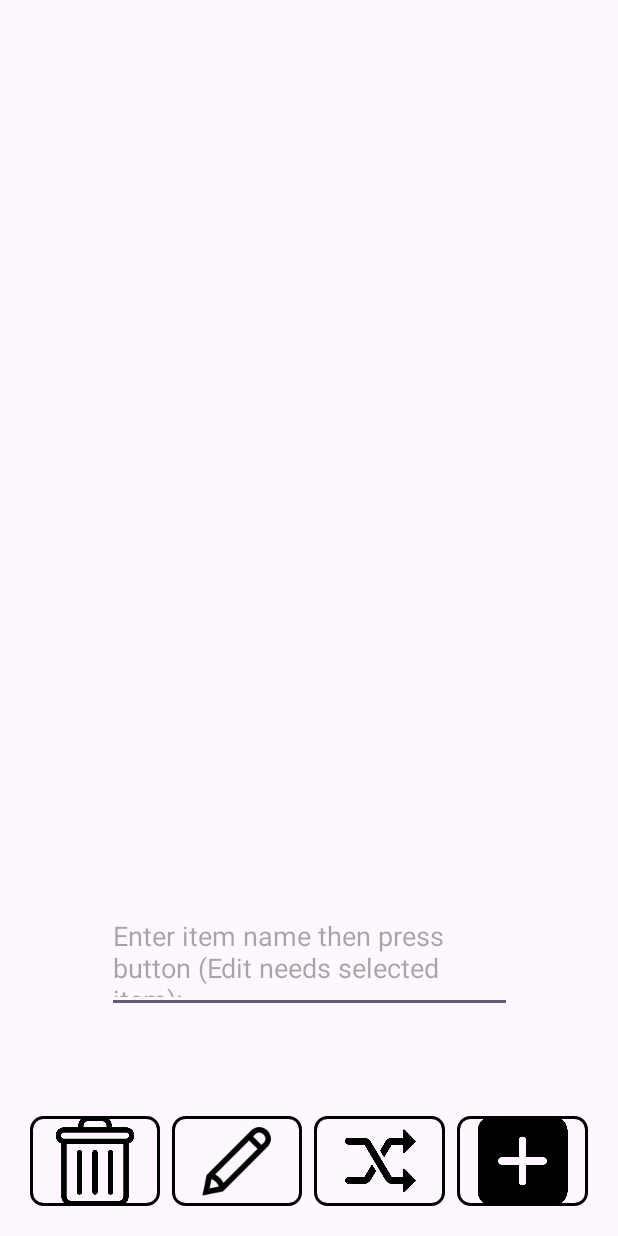
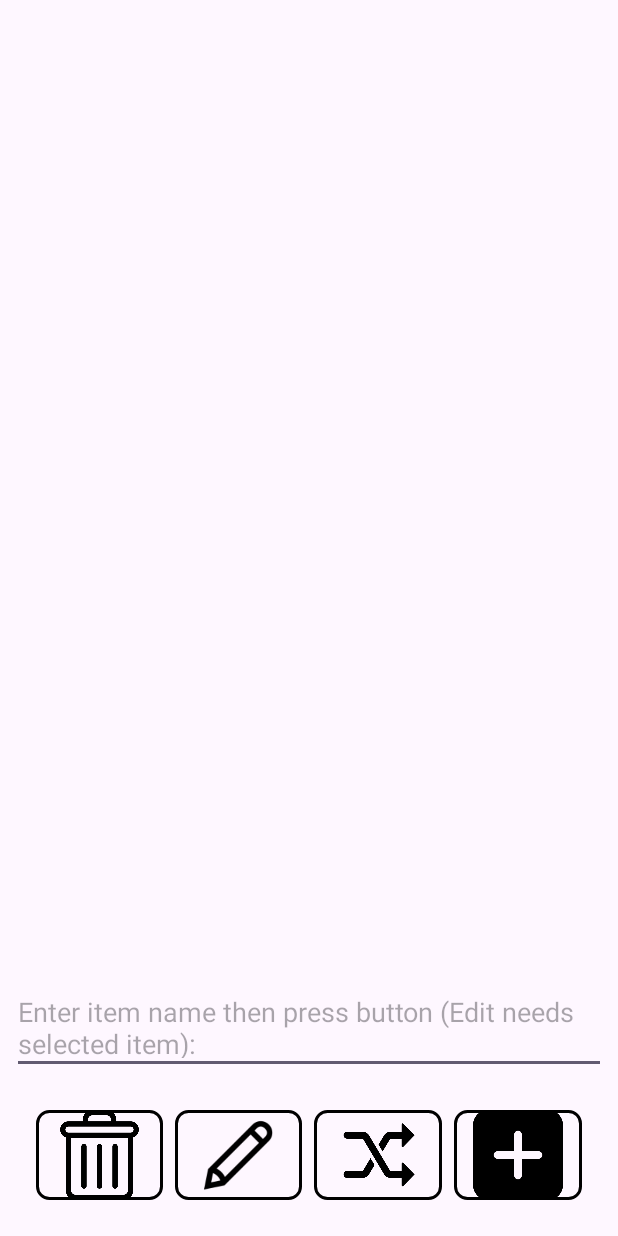
Before and after one commit to ramonm316/4350-Project, an Android app: the screen it shows after launch (MainActivity), on a phone screen of 412 x 824 dp. Run offline under Robolectric (Android 15) with nearby library versions, the phone set to English and light mode, and no system bars.

Commit message:
Edited some layouts and images for app

```diff
--- a/ListRandom/app/src/main/res/layout/activity_main.xml
+++ b/ListRandom/app/src/main/res/layout/activity_main.xml
@@ -8,30 +8,32 @@
     android:layout_height="match_parent"
     tools:context=".MainActivity">
 
-
-    <EditText
-        android:id="@+id/idEdtItemName"
-        android:layout_width="270dp"
-        android:layout_height="74dp"
-        android:layout_margin="4dp"
-        android:layout_marginStart="40dp"
-        android:layout_marginEnd="137dp"
-        android:layout_marginBottom="3dp"
-        android:hint="@string/enter_item_name_to_add_or_remove_in_list"
-        app:layout_constraintBottom_toTopOf="@+id/bottom_nav_container"
-        app:layout_constraintEnd_toEndOf="parent"
-        app:layout_constraintStart_toStartOf="parent"
-        app:layout_constraintTop_toBottomOf="@+id/listvew" />
-    <!-- Bottom navigation container holding the buttons -->
+    <!-- Navigation container which now arranges children vertically -->
     <LinearLayout
-        android:id="@+id/bottom_nav_container"
+        android:id="@+id/top_nav_container"
         android:layout_width="0dp"
-        android:layout_height="100dp"
-        android:orientation="horizontal"
-        android:padding="16dp"
+        android:layout_height="wrap_content"
+        android:orientation="vertical"
+        android:padding="4dp"
         app:layout_constraintBottom_toBottomOf="parent"
         app:layout_constraintStart_toStartOf="parent"
         app:layout_constraintEnd_toEndOf="parent">
+
+        <!-- EditText on top -->
+        <EditText
+            android:id="@+id/idEdtItemName"
+            android:layout_width="match_parent"
+            android:layout_height="64dp"
+            android:layout_margin="4dp"
+            android:hint="@string/enter_item_name_to_add_or_remove_in_list" />
+
+        <!-- Button container below the EditText -->
+        <LinearLayout
+            android:id="@+id/bottom_nav_container"
+            android:layout_width="match_parent"
+            android:layout_height="100dp"
+            android:orientation="horizontal"
+            android:padding="16dp">
 
             <!-- Delete button -->
             <ImageButton
@@ -51,11 +53,11 @@
                 android:layout_width="0dp"
                 android:layout_height="wrap_content"
                 android:layout_weight="1"
-            android:background="@drawable/button_background"
-            android:contentDescription="@string/edit"
                 android:layout_margin="4dp"
                 android:scaleType="fitCenter"
-            android:src="@drawable/ic_pencil" />
+                android:src="@drawable/ic_pencil"
+                android:contentDescription="@string/edit"
+                android:background="@drawable/button_background" />
 
             <!-- Randomize button -->
             <ImageButton
@@ -82,7 +84,9 @@
                 android:background="@drawable/button_background" />
 
         </LinearLayout>
-    <!-- List -->
+    </LinearLayout>
+
+    <!-- List that displays below the top_nav_container -->
     <ListView
         android:id="@+id/listvew"
         android:layout_width="0dp"
@@ -92,7 +96,7 @@
         android:divider="#DD0088FF"
         android:dividerHeight="1dp"
         android:listSelector="#BEFFC800"
-        app:layout_constraintBottom_toTopOf="@+id/bottom_nav_container"
+        app:layout_constraintBottom_toTopOf="@+id/top_nav_container"
         app:layout_constraintEnd_toEndOf="parent"
         app:layout_constraintHorizontal_bias="1.0"
         app:layout_constraintStart_toStartOf="parent"
--- a/ListRandom/app/src/main/res/mipmap-anydpi-v26/ic_launcher.xml
+++ b/ListRandom/app/src/main/res/mipmap-anydpi-v26/ic_launcher.xml
@@ -1,6 +1,5 @@
 <?xml version="1.0" encoding="utf-8"?>
 <adaptive-icon xmlns:android="http://schemas.android.com/apk/res/android">
-    <background android:drawable="@drawable/ic_launcher_background" />
-    <foreground android:drawable="@drawable/ic_launcher_foreground" />
-    <monochrome android:drawable="@drawable/ic_launcher_foreground" />
+    <background android:drawable="@color/ic_launcher_background"/>
+    <foreground android:drawable="@mipmap/ic_launcher_foreground"/>
 </adaptive-icon>
--- a/ListRandom/app/src/main/res/mipmap-anydpi-v26/ic_launcher_round.xml
+++ b/ListRandom/app/src/main/res/mipmap-anydpi-v26/ic_launcher_round.xml
@@ -1,6 +1,5 @@
 <?xml version="1.0" encoding="utf-8"?>
 <adaptive-icon xmlns:android="http://schemas.android.com/apk/res/android">
-    <background android:drawable="@drawable/ic_launcher_background" />
-    <foreground android:drawable="@drawable/ic_launcher_foreground" />
-    <monochrome android:drawable="@drawable/ic_launcher_foreground" />
+    <background android:drawable="@color/ic_launcher_background"/>
+    <foreground android:drawable="@mipmap/ic_launcher_foreground"/>
 </adaptive-icon>
```
Also changed, not shown: ListRandom/app/src/main/res/mipmap-hdpi/ic_launcher.webp, ListRandom/app/src/main/res/mipmap-hdpi/ic_launcher_foreground.webp (added), ListRandom/app/src/main/res/mipmap-hdpi/ic_launcher_round.webp, ListRandom/app/src/main/res/mipmap-mdpi/ic_launcher.webp, ListRandom/app/src/main/res/mipmap-mdpi/ic_launcher_foreground.webp (added), ListRandom/app/src/main/res/mipmap-mdpi/ic_launcher_round.webp, ListRandom/app/src/main/res/mipmap-xhdpi/ic_launcher.webp, ListRandom/app/src/main/res/mipmap-xhdpi/ic_launcher_foreground.webp (added), ListRandom/app/src/main/res/mipmap-xhdpi/ic_launcher_round.webp, ListRandom/app/src/main/res/mipmap-xxhdpi/ic_launcher.webp, ListRandom/app/src/main/res/mipmap-xxhdpi/ic_launcher_foreground.webp (added), ListRandom/app/src/main/res/mipmap-xxhdpi/ic_launcher_round.webp, ListRandom/app/src/main/res/mipmap-xxxhdpi/ic_launcher.webp, ListRandom/app/src/main/res/mipmap-xxxhdpi/ic_launcher_foreground.webp (added), 1 more files. Lines whose indentation alone changed are shown as unchanged.
